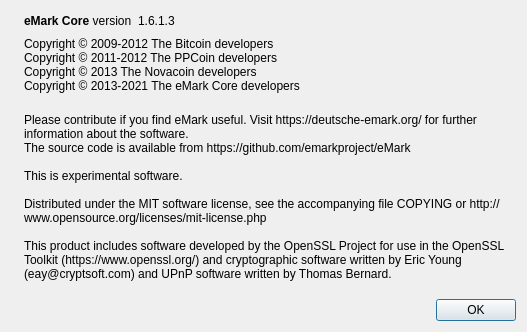
This is src/qt/forms/aboutdialog.ui in bayerman-rol/eMark as Qt 5 draws it before an edit. The edited form follows.
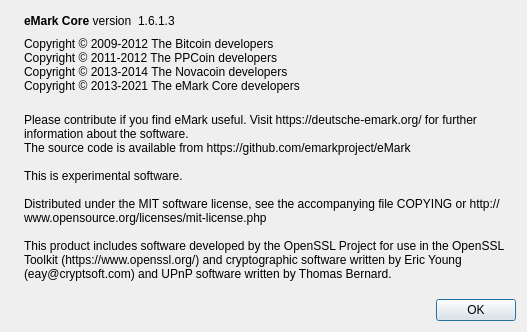
This is the edited form. Icons and pictures are not drawn.

The edit to the form file:
```diff
--- a/src/qt/forms/aboutdialog.ui
+++ b/src/qt/forms/aboutdialog.ui
@@ -83,7 +83,7 @@
        <property name="text">
         <string>Copyright © 2009-2012 The Bitcoin developers
 Copyright © 2011-2012 The PPCoin developers
-Copyright © 2013 The Novacoin developers
+Copyright © 2013-2014 The Novacoin developers
 Copyright © 2013-2021 The eMark Core developers</string>
        </property>
        <property name="textInteractionFlags">
```
